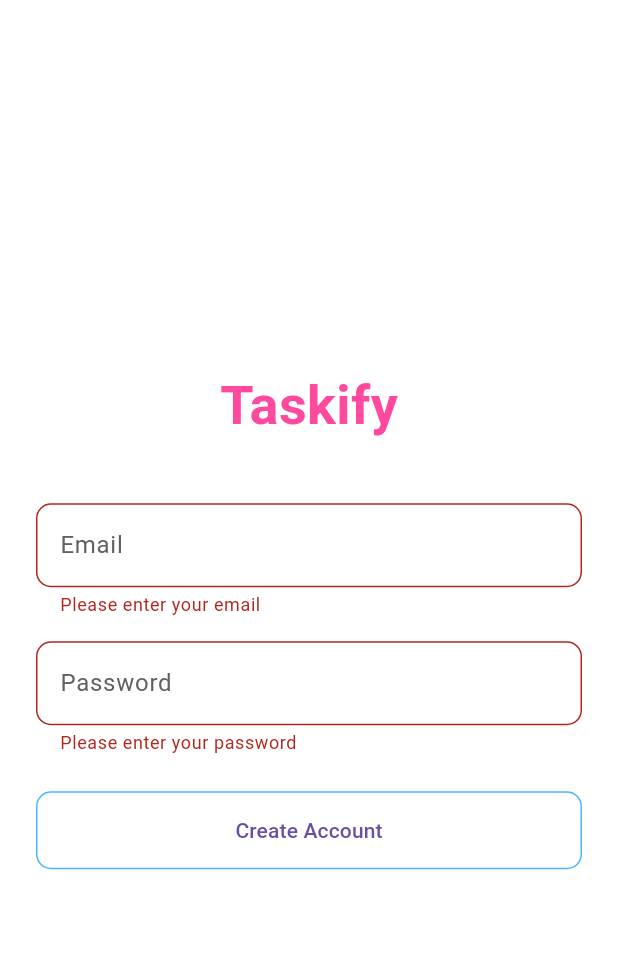
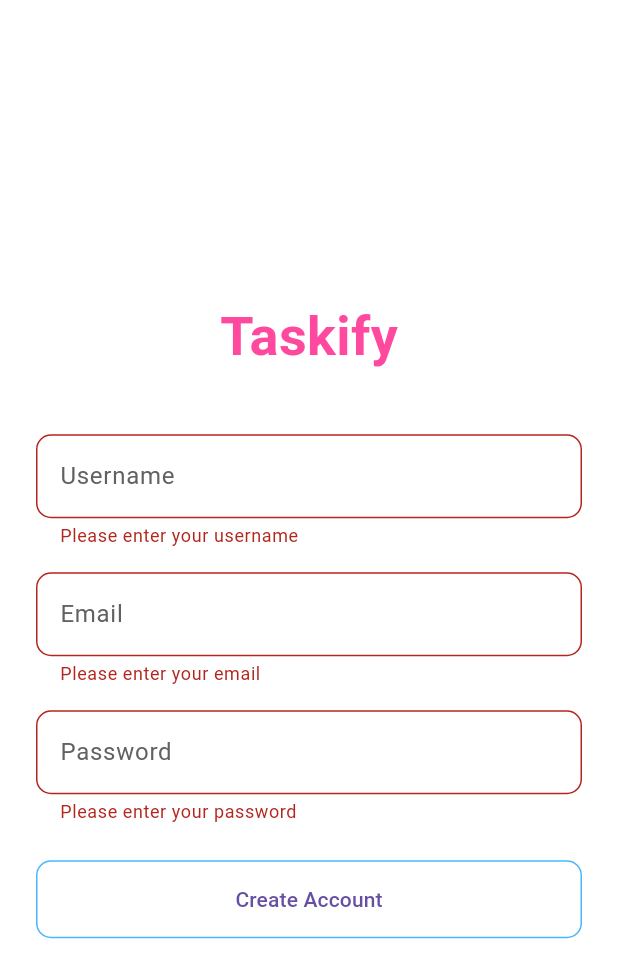
Before and after one commit to PedroCB192/Taskify, a Flutter app: the Register screen opened by its route, after a tap on "Create Account", on a phone screen of 412 x 824 dp. Shown: the top 978 px of the screen. Run offline on Flutter 3.47's test engine with Material 3 defaults, Android fonts, the phone set to English and light mode, and no system bars; our stand-ins replace cloud_firestore, firebase_auth, firebase_core; accounts and stored records are empty.

Commit message:
feat: implement authentication flow with Firebase and enhance UI themes

```diff
--- a/lib/core/constants/app_themes.dart
+++ b/lib/core/constants/app_themes.dart
@@ -2,10 +2,42 @@ import 'package:flutter/material.dart';
 import 'package:taskify/core/constants/app_colors.dart';
 
 ThemeData appLightTheme = ThemeData(
-  // Color de fondo global
+  // ========== Global ==========
   scaffoldBackgroundColor: AppColors.backgroundLight,
 
-  // Estilo de TextFields
+  // ========== AppBar Global ==========
+    appBarTheme: AppBarTheme(
+      backgroundColor: AppColors.argentinianBlue,
+      foregroundColor: Colors.white,
+      centerTitle: true,
+      elevation: 2,
+      titleTextStyle: const TextStyle(
+        fontSize: 20,
+        fontWeight: FontWeight.w600,
+      ),
+    ),
+
+    // ========== BottomAppBar Global ==========
+    bottomAppBarTheme: BottomAppBarTheme(
+      color: AppColors.vistaBlue,
+      elevation: 8,
+      shape: const CircularNotchedRectangle(),
+    ),
+
+    // ========== FloatingActionButton ==========
+    floatingActionButtonTheme: FloatingActionButtonThemeData(
+      backgroundColor: AppColors.roseBonbon,
+      foregroundColor: Colors.white,
+      elevation: 4,
+    ),
+
+    // ========== IconButtons (BottomNav) ==========
+    iconTheme: IconThemeData(
+      color: Colors.white, // Color por defecto
+      size: 28,
+    ),
+
+  // ========== TextTheme ==========
   inputDecorationTheme: InputDecorationTheme(
     border: OutlineInputBorder(
       borderRadius: BorderRadius.circular(10),
@@ -17,7 +49,7 @@ ThemeData appLightTheme = ThemeData(
     labelStyle: TextStyle(color: AppColors.textSecondary),
   ),
 
-  // Estilo de botones elevados (ElevatedButton)
+  // ========== ElevatedButton ==========
   elevatedButtonTheme: ElevatedButtonThemeData(
     style: ElevatedButton.styleFrom(
       backgroundColor: AppColors.roseBonbon,
@@ -29,7 +61,7 @@ ThemeData appLightTheme = ThemeData(
     ),
   ),
 
-  // Estilo de botones con borde (OutlinedButton)
+  // ========== OutlinedButton ==========
   outlinedButtonTheme: OutlinedButtonThemeData(
     style: OutlinedButton.styleFrom(
       side: BorderSide(color: AppColors.argentinianBlue),
@@ -40,7 +72,7 @@ ThemeData appLightTheme = ThemeData(
     ),
   ),
 
-  // Texto de botones
+  // ========== TextButton ==========
   textButtonTheme: TextButtonThemeData(
     style: TextButton.styleFrom(
       foregroundColor: AppColors.argentinianBlue,
--- a/lib/features/auth/datasourse/auth_service.dart
+++ b/lib/features/auth/datasourse/auth_service.dart
@@ -1,7 +1,25 @@
+import 'package:cloud_firestore/cloud_firestore.dart';
 import 'package:firebase_auth/firebase_auth.dart';
+import 'package:flutter/foundation.dart';
 
 class AuthService {
-  final FirebaseAuth _auth = FirebaseAuth.instance;
+  final FirebaseAuth _auth;
+  final FirebaseFirestore _firestore;
+
+  // Constructor modificado para inicializar la persistencia
+  AuthService()
+      : _auth = FirebaseAuth.instance,
+        _firestore = FirebaseFirestore.instance {
+    _initPersistence(); // Configuración de persistencia
+  }
+
+  Future<void> _initPersistence() async {
+    if (kIsWeb) {
+      // Solo configurar persistencia en web
+      await _auth.setPersistence(Persistence.LOCAL);
+    }
+    // En móviles (Android/iOS) la persistencia es automática
+  }
   // Sign in with email and password
   Future<User?> signInWithEmailAndPassword(
     String email,
@@ -22,16 +40,27 @@ class AuthService {
   Future<User?> registerWithEmailAndPassword(
     String email,
     String password,
+    String name,
   ) async {
     try {
-      UserCredential result = await _auth.createUserWithEmailAndPassword(
-        email: email.trim(),
-        password: password.trim(),
-      );
+      UserCredential result = await FirebaseAuth.instance
+          .createUserWithEmailAndPassword(
+            email: email.trim(),
+            password: password.trim(),
+          );
+      // Save user data to Firestore
+      await _firestore
+          .collection('users')
+          .doc(result.user?.uid)
+          .set({
+            'name': name,
+            'email': email.trim(),
+            'isPremium': false,
+            'createdAt': FieldValue.serverTimestamp(),
+          });
       return result.user;
-    } on FirebaseAuthException catch (e) {
-      print(e.message);
-      return null;
+    } catch (e) {
+      rethrow;
     }
   }
   // Sign out
--- a/lib/features/auth/screens/register.dart
+++ b/lib/features/auth/screens/register.dart
@@ -15,6 +15,7 @@ class _RegisterState extends State<Register> {
   final _formKey = GlobalKey<FormState>();
   final _emailController = TextEditingController();
   final _passwordController = TextEditingController();
+  final _usernameController = TextEditingController(); // Nuevo controller para username
   final AuthService _auth = AuthService();
   bool _isLoading = false;
 
@@ -22,55 +23,61 @@ class _RegisterState extends State<Register> {
   void dispose() {
     _emailController.dispose();
     _passwordController.dispose();
+    _usernameController.dispose(); // No olvidar limpiar este también
     super.dispose();
   }
+  // Register function
+  // Función de registro mejorada
+  Future<void> _register() async {
+    if (!_formKey.currentState!.validate()) return;
 
-  // Register function
-  Future<void> _register() async {
-    if (_formKey.currentState == null || !_formKey.currentState!.validate()) {
-      return;
-    }
-
-    // Ocultar el teclado al hacer login
     FocusScope.of(context).unfocus();
-
     setState(() => _isLoading = true);
 
     try {
       final user = await _auth.registerWithEmailAndPassword(
-        _emailController.text,
-        _passwordController.text,
+        _emailController.text.trim(),
+        _passwordController.text.trim(),
+        _usernameController.text.trim(), // Pasamos el username
       );
 
-      setState(() => _isLoading = false);
-
       if (user != null) {
+        // Registro exitoso
+        ScaffoldMessenger.of(context).showSnackBar(
+          const SnackBar(
+            content: Text('¡Registro exitoso!'),
+            duration: Duration(seconds: 2),
+          ),
+        );
         Navigator.of(context).pushReplacementNamed('/home');
-      } else {
-        ScaffoldMessenger.of(context).showSnackBar(
-          const SnackBar(content: Text('Error desconocido al iniciar sesión')),
-        );
       }
-    } on FirebaseAuthException catch (e) {  // <--- AQUÍ VA EL BLOQUE DE MANEJO DE ERRORES
-      setState(() => _isLoading = false);
-      String message = 'Login failed';
-      if (e.code == 'user-not-found') {
-        message = 'No user found with this email';
-      } else if (e.code == 'wrong-password') {
-        message = 'Incorrect password';
-      } else if (e.code == 'too-many-requests') {
-        message = 'Too many attempts. Account temporarily locked';
-      } else if (e.code == 'invalid-email') {
-        message = 'Invalid email format';
+    } on FirebaseAuthException catch (e) {
+      String message = 'Error al registrar';
+      switch (e.code) {
+        case 'email-already-in-use':
+          message = 'El email ya está registrado';
+          break;
+        case 'invalid-email':
+          message = 'Formato de email inválido';
+          break;
+        case 'weak-password':
+          message = 'La contraseña debe tener al menos 6 caracteres';
+          break;
+        case 'operation-not-allowed':
+          message = 'Operación no permitida';
+          break;
+        default:
+          message = 'Error desconocido: ${e.message}';
       }
       ScaffoldMessenger.of(context).showSnackBar(
         SnackBar(content: Text(message)),
       );
-    } catch (e) {  // Captura cualquier otro error no específico de Firebase
+    } catch (e) {
+      ScaffoldMessenger.of(context).showSnackBar(
+        SnackBar(content: Text('Error inesperado: ${e.toString()}')),
+      );
+    } finally {
       setState(() => _isLoading = false);
-      ScaffoldMessenger.of(context).showSnackBar(
-        SnackBar(content: Text('An unexpected error occurred: ${e.toString()}')),
-      );
     }
   }
 
@@ -80,8 +87,8 @@ class _RegisterState extends State<Register> {
       body: Center(
         child: Padding(
           padding: const EdgeInsets.all(24.0),
-          child: Form(  // Añadido el widget Form aquí
-            key: _formKey,  // La key va en el Form, no en el Center
+          child: Form(
+            key: _formKey,
             child: Column(
               mainAxisAlignment: MainAxisAlignment.center,
               children: [
@@ -95,6 +102,28 @@ class _RegisterState extends State<Register> {
                   ),
                 ),
                 const SizedBox(height: 40),
+                // Campo de Username (nuevo)
+                TextFormField(
+                  controller: _usernameController,
+                  decoration: const InputDecoration(
+                    labelText: 'Username',
+                  ),
+                  textCapitalization: TextCapitalization.none,
+                  autocorrect: false,
+                  validator: (value) {
+                    if (value == null || value.isEmpty) {
+                      return 'Please enter your username';
+                    }
+                    if (value.length < 4) {
+                      return 'The username must be at least 4 characters';
+                    }
+                    if (!RegExp(r'^[a-zA-Z0-9_]+$').hasMatch(value)) {
+                      return 'Only letters, numbers, and underscores are allowed';
+                    }
+                    return null;
+                  },
+                ),
+                const SizedBox(height: 16),
                 // Email
                 TextFormField(
                   controller: _emailController,
@@ -111,7 +140,7 @@ class _RegisterState extends State<Register> {
                   },
                 ),
                 const SizedBox(height: 16),
-                // Password (cambiado a TextFormField)
+                // Password
                 TextFormField(
                   controller: _passwordController,
                   obscureText: true,
@@ -132,8 +161,10 @@ class _RegisterState extends State<Register> {
                   children: [
                     Expanded(
                       child: OutlinedButton(
-                        onPressed: _register,
-                        child: const Text('Create Account'),
+                        onPressed: _isLoading ? null : _register,
+                        child: _isLoading
+                            ? const CircularProgressIndicator()
+                            : const Text('Create Account'),
                       ),
                     ),
                   ],
--- a/pubspec.yaml
+++ b/pubspec.yaml
@@ -11,6 +11,7 @@ dependencies:
     sdk: flutter
   firebase_core: ^3.13.0
   firebase_auth: ^5.5.2
+  cloud_firestore: ^5.6.6
 
 dev_dependencies:
   flutter_test:
```
Also changed, not shown: lib/features/auth/datasourse/auth_wrapper.dart (added, +26 -0 lines), lib/features/auth/screens/login.dart (+4 -4 lines), lib/features/tasks/screens/tasks.dart (+17 -1 lines), lib/main.dart (+49 -2 lines), pubspec.lock, 3 other files.
